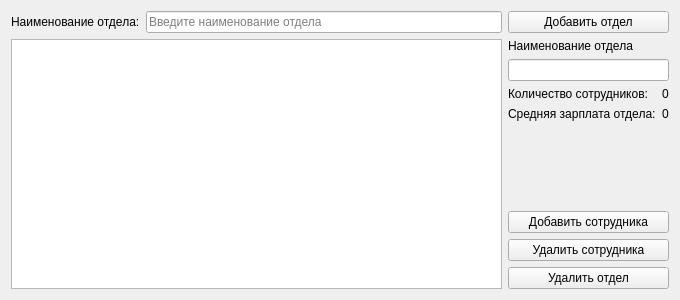
Qt form Company/mainwidget.ui (pvshebarshin/AVsoftware) before a commit.
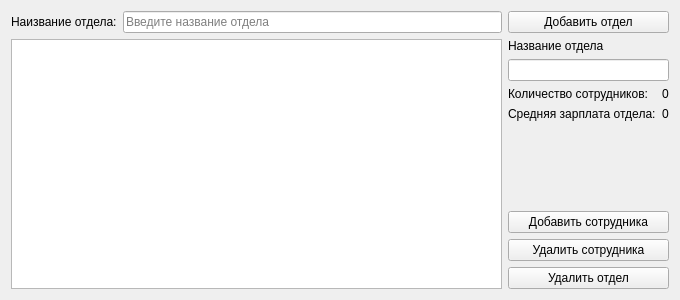
The same form after that commit.

What changed in the file:
```diff
--- a/Company/mainwidget.ui
+++ b/Company/mainwidget.ui
@@ -51,7 +51,7 @@
       </sizepolicy>
      </property>
      <property name="text">
-      <string>Наименование отдела:</string>
+      <string>Наизвание отдела:</string>
      </property>
     </widget>
    </item>
@@ -66,7 +66,7 @@
         <enum>Qt::LeftToRight</enum>
        </property>
        <property name="text">
-        <string>Наименование отдела</string>
+        <string>Название отдела</string>
        </property>
        <property name="alignment">
         <set>Qt::AlignLeading|Qt::AlignLeft|Qt::AlignVCenter</set>
@@ -184,7 +184,7 @@
       </sizepolicy>
      </property>
      <property name="placeholderText">
-      <string>Введите наименование отдела</string>
+      <string>Введите название отдела</string>
      </property>
     </widget>
    </item>
```
